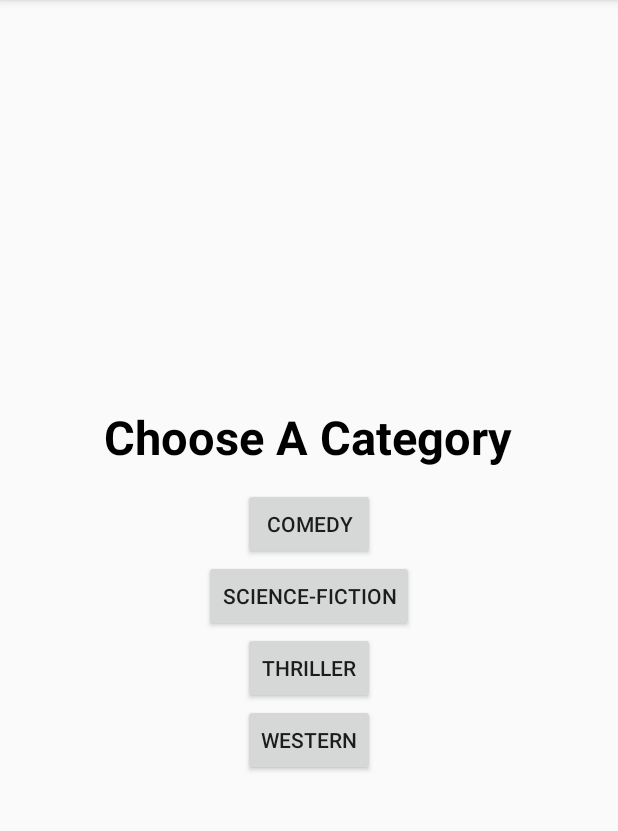
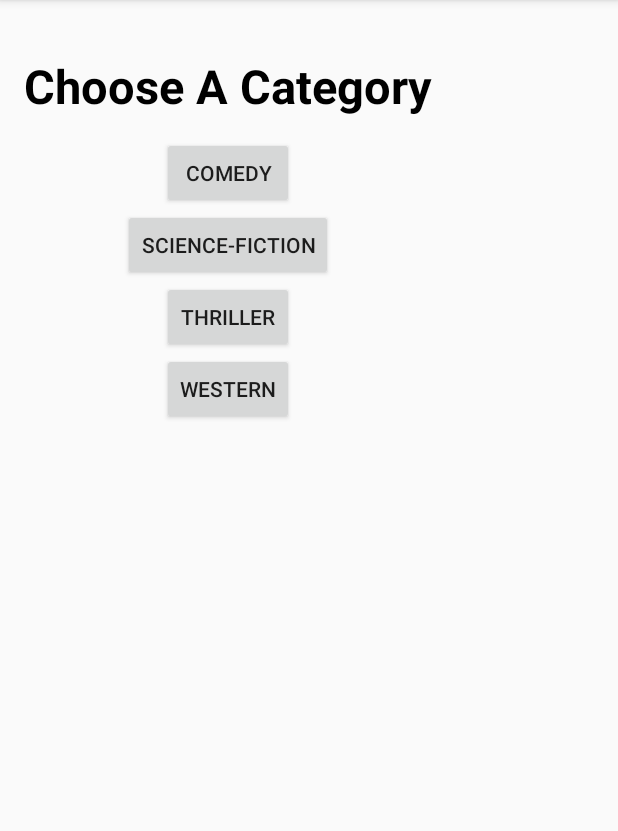
Before and after one commit to RedMercius/PodcastFun, an Android app: the screen it shows after launch (MainActivity), on a phone screen of 412 x 824 dp, the part 84-915 px from its top. Run offline under Robolectric (Android 15) with nearby library versions, the phone set to English and light mode, and no system bars.

Commit message:
Updated layout based on orientation

```diff
--- a/app/src/main/AndroidManifest.xml
+++ b/app/src/main/AndroidManifest.xml
@@ -62,7 +62,8 @@
         <activity
             android:name=".PlayActivity"
             android:label="@string/title_activity_play"
-            android:parentActivityName=".SelectActivity">
+            android:parentActivityName=".SelectActivity"
+            android:configChanges="orientation|screenSize">
             <meta-data
                 android:name="android.support.PARENT_ACTIVITY"
                 android:value="com.RuffinApps.johnnie.oldtimeradio.SelectActivity"/>
--- a/app/src/main/java/com/RuffinApps/johnnie/oldtimeradio/PlayActivity.java
+++ b/app/src/main/java/com/RuffinApps/johnnie/oldtimeradio/PlayActivity.java
@@ -435,11 +435,11 @@ public class PlayActivity extends AppCompatActivity implements MediaPlayer.OnPre
     }
 
     private void cleanup() {
-        playList.add(0, artist, title);
+       /* playList.add(0, artist, title);
         am.abandonAudioFocus(this);
         mc.stopMedia();
         haltRun = true;
-        finish();
+        finish();*/
     }
 
     @Override
--- a/app/src/main/res/layout-hdpi/activity_main.xml
+++ b/app/src/main/res/layout-hdpi/activity_main.xml
@@ -9,8 +9,8 @@
 <RelativeLayout
     xmlns:android="http://schemas.android.com/apk/res/android"
     xmlns:tools="http://schemas.android.com/tools"
-    android:layout_width="match_parent"
-    android:layout_height="match_parent"
+    android:layout_width="wrap_content"
+    android:layout_height="wrap_content"
     android:paddingLeft="@dimen/activity_horizontal_margin"
     android:paddingRight="@dimen/activity_horizontal_margin"
     android:paddingTop="@dimen/activity_vertical_margin"
--- /dev/null
+++ b/app/src/main/res/layout-land-hdpi/activity_main.xml
@@ -0,0 +1,71 @@
+<?xml version="1.0" encoding="utf-8"?>
+<!--
+  ~ Copyright 2015 © Johnnie Ruffin
+  ~
+  ~ Unless required by applicable law or agreed to in writing, software is distributed on an "AS IS" BASIS, WITHOUT WARRANTIES OR CONDITIONS OF ANY KIND, either express or implied.
+  ~
+  -->
+<ScrollView xmlns:android="http://schemas.android.com/apk/res/android"
+    android:layout_width="fill_parent"
+    android:layout_height="fill_parent" >
+
+<RelativeLayout
+    xmlns:android="http://schemas.android.com/apk/res/android"
+    xmlns:tools="http://schemas.android.com/tools"
+    android:layout_width="wrap_content"
+    android:layout_height="wrap_content"
+    android:paddingLeft="@dimen/activity_horizontal_margin"
+    android:paddingRight="@dimen/activity_horizontal_margin"
+    android:paddingBottom="@dimen/activity_vertical_margin"
+    android:gravity="center"
+    tools:context="com.RuffinApps.johnnie.oldtimeradio.MainActivity">
+
+    <TextView
+        android:id="@+id/txtcat"
+        android:layout_centerHorizontal="true"
+        android:layout_width="wrap_content"
+        android:layout_height="wrap_content"
+        android:text="@string/title_category"
+        android:textColor="@color/black"
+        android:textSize="14pt"
+        android:textStyle="bold"/>
+
+    <Button
+        android:id="@+id/comedyButton"
+        android:layout_marginTop="13dp"
+        android:layout_below="@id/txtcat"
+        android:layout_centerHorizontal="true"
+        android:layout_width="wrap_content"
+        android:layout_height="wrap_content"
+        android:text="@string/category_comedy"
+        />
+
+    <Button
+        android:id="@+id/scifiButton"
+        android:layout_below="@id/comedyButton"
+        android:layout_centerHorizontal="true"
+        android:layout_width="wrap_content"
+        android:layout_height="wrap_content"
+        android:text="@string/category_scifi"
+        />
+
+    <Button
+        android:id="@+id/thrillerButton"
+        android:layout_below="@id/scifiButton"
+        android:layout_centerHorizontal="true"
+        android:layout_width="wrap_content"
+        android:layout_height="wrap_content"
+        android:text="@string/category_thriller"
+        />
+
+    <Button
+        android:id="@+id/westernButton"
+        android:layout_below="@id/thrillerButton"
+        android:layout_centerHorizontal="true"
+        android:layout_width="wrap_content"
+        android:layout_height="wrap_content"
+        android:text="@string/category_western"
+        />
+
+</RelativeLayout>
+</ScrollView>
--- /dev/null
+++ b/app/src/main/res/layout-land-mdpi/activity_main.xml
@@ -0,0 +1,73 @@
+<?xml version="1.0" encoding="utf-8"?>
+<!--
+  ~ Copyright 2015 © Johnnie Ruffin
+  ~
+  ~ Unless required by applicable law or agreed to in writing, software is distributed on an "AS IS" BASIS, WITHOUT WARRANTIES OR CONDITIONS OF ANY KIND, either express or implied.
+  ~
+  -->
+
+<RelativeLayout
+    xmlns:android="http://schemas.android.com/apk/res/android"
+    xmlns:tools="http://schemas.android.com/tools"
+    android:layout_width="match_parent"
+    android:layout_height="match_parent"
+    android:paddingLeft="@dimen/activity_horizontal_margin"
+    android:paddingRight="@dimen/activity_horizontal_margin"
+    android:paddingTop="@dimen/activity_vertical_margin"
+    android:paddingBottom="@dimen/activity_vertical_margin"
+    android:gravity="center"
+    tools:context="com.RuffinApps.johnnie.oldtimeradio.MainActivity">
+
+    <TextView
+        android:id="@+id/txtcat"
+        android:layout_marginTop="20dp"
+        android:layout_centerHorizontal="true"
+        android:layout_width="wrap_content"
+        android:layout_height="wrap_content"
+        android:text="@string/title_category"
+        android:textColor="@color/black"
+        android:textSize="25pt"
+        android:textStyle="bold"/>
+
+    <Button
+        android:id="@+id/comedyButton"
+        android:layout_marginTop="30dp"
+        android:layout_below="@id/txtcat"
+        android:layout_centerHorizontal="true"
+        android:layout_width="wrap_content"
+        android:layout_height="wrap_content"
+        android:textSize="17pt"
+        android:text="@string/category_comedy"
+        />
+
+    <Button
+        android:id="@+id/scifiButton"
+        android:layout_below="@id/comedyButton"
+        android:layout_centerHorizontal="true"
+        android:layout_width="wrap_content"
+        android:layout_height="wrap_content"
+        android:textSize="17pt"
+        android:text="@string/category_scifi"
+        />
+
+    <Button
+        android:id="@+id/thrillerButton"
+        android:layout_below="@id/scifiButton"
+        android:layout_centerHorizontal="true"
+        android:layout_width="wrap_content"
+        android:layout_height="wrap_content"
+        android:textSize="17pt"
+        android:text="@string/category_thriller"
+        />
+
+    <Button
+        android:id="@+id/westernButton"
+        android:layout_below="@id/thrillerButton"
+        android:layout_centerHorizontal="true"
+        android:layout_width="wrap_content"
+        android:layout_height="wrap_content"
+        android:textSize="17pt"
+        android:text="@string/category_western"
+        />
+
+</RelativeLayout>
--- /dev/null
+++ b/app/src/main/res/layout-land-xhdpi/activity_main.xml
@@ -0,0 +1,73 @@
+<?xml version="1.0" encoding="utf-8"?>
+<!--
+  ~ Copyright 2015 © Johnnie Ruffin
+  ~
+  ~ Unless required by applicable law or agreed to in writing, software is distributed on an "AS IS" BASIS, WITHOUT WARRANTIES OR CONDITIONS OF ANY KIND, either express or implied.
+  ~
+  -->
+
+<RelativeLayout
+    xmlns:android="http://schemas.android.com/apk/res/android"
+    xmlns:tools="http://schemas.android.com/tools"
+    android:layout_width="match_parent"
+    android:layout_height="match_parent"
+    android:paddingLeft="@dimen/activity_horizontal_margin"
+    android:paddingRight="@dimen/activity_horizontal_margin"
+    android:paddingTop="@dimen/activity_vertical_margin"
+    android:paddingBottom="@dimen/activity_vertical_margin"
+    android:gravity="center"
+    tools:context="com.RuffinApps.johnnie.oldtimeradio.MainActivity">
+
+    <TextView
+        android:id="@+id/txtcat"
+        android:layout_marginTop="100dp"
+        android:layout_centerHorizontal="true"
+        android:layout_width="wrap_content"
+        android:layout_height="wrap_content"
+        android:text="@string/title_category"
+        android:textColor="@color/black"
+        android:textSize="16pt"
+        android:textStyle="bold"/>
+
+    <Button
+        android:id="@+id/comedyButton"
+        android:layout_marginTop="30dp"
+        android:layout_below="@id/txtcat"
+        android:layout_centerHorizontal="true"
+        android:layout_width="wrap_content"
+        android:layout_height="wrap_content"
+        android:textSize="15pt"
+        android:text="@string/category_comedy"
+        />
+
+    <Button
+        android:id="@+id/scifiButton"
+        android:layout_below="@id/comedyButton"
+        android:layout_centerHorizontal="true"
+        android:layout_width="wrap_content"
+        android:layout_height="wrap_content"
+        android:textSize="15pt"
+        android:text="@string/category_scifi"
+        />
+
+    <Button
+        android:id="@+id/thrillerButton"
+        android:layout_below="@id/scifiButton"
+        android:layout_centerHorizontal="true"
+        android:layout_width="wrap_content"
+        android:layout_height="wrap_content"
+        android:textSize="15pt"
+        android:text="@string/category_thriller"
+        />
+
+    <Button
+        android:id="@+id/westernButton"
+        android:layout_below="@id/thrillerButton"
+        android:layout_centerHorizontal="true"
+        android:layout_width="wrap_content"
+        android:layout_height="wrap_content"
+        android:textSize="15pt"
+        android:text="@string/category_western"
+        />
+
+</RelativeLayout>
--- /dev/null
+++ b/app/src/main/res/layout-land-xxhdpi/activity_main.xml
@@ -0,0 +1,73 @@
+<?xml version="1.0" encoding="utf-8"?>
+<!--
+  ~ Copyright 2015 © Johnnie Ruffin
+  ~
+  ~ Unless required by applicable law or agreed to in writing, software is distributed on an "AS IS" BASIS, WITHOUT WARRANTIES OR CONDITIONS OF ANY KIND, either express or implied.
+  ~
+  -->
+
+<RelativeLayout
+    xmlns:android="http://schemas.android.com/apk/res/android"
+    xmlns:tools="http://schemas.android.com/tools"
+    android:layout_width="match_parent"
+    android:layout_height="match_parent"
+    android:paddingLeft="@dimen/activity_horizontal_margin"
+    android:paddingRight="@dimen/activity_horizontal_margin"
+    android:paddingTop="@dimen/activity_vertical_margin"
+    android:paddingBottom="@dimen/activity_vertical_margin"
+    android:gravity="center"
+    tools:context="com.RuffinApps.johnnie.oldtimeradio.MainActivity">
+
+    <TextView
+        android:id="@+id/txtcat"
+        android:layout_marginTop="100dp"
+        android:layout_centerHorizontal="true"
+        android:layout_width="wrap_content"
+        android:layout_height="wrap_content"
+        android:text="@string/title_category"
+        android:textColor="@color/black"
+        android:textSize="16pt"
+        android:textStyle="bold"/>
+
+    <Button
+        android:id="@+id/comedyButton"
+        android:layout_marginTop="10dp"
+        android:layout_below="@id/txtcat"
+        android:layout_centerHorizontal="true"
+        android:layout_width="wrap_content"
+        android:layout_height="wrap_content"
+        android:textSize="13pt"
+        android:text="@string/category_comedy"
+        />
+
+    <Button
+        android:id="@+id/scifiButton"
+        android:layout_below="@id/comedyButton"
+        android:layout_centerHorizontal="true"
+        android:layout_width="wrap_content"
+        android:layout_height="wrap_content"
+        android:textSize="13pt"
+        android:text="@string/category_scifi"
+        />
+
+    <Button
+        android:id="@+id/thrillerButton"
+        android:layout_below="@id/scifiButton"
+        android:layout_centerHorizontal="true"
+        android:layout_width="wrap_content"
+        android:layout_height="wrap_content"
+        android:textSize="13pt"
+        android:text="@string/category_thriller"
+        />
+
+    <Button
+        android:id="@+id/westernButton"
+        android:layout_below="@id/thrillerButton"
+        android:layout_centerHorizontal="true"
+        android:layout_width="wrap_content"
+        android:layout_height="wrap_content"
+        android:textSize="13pt"
+        android:text="@string/category_western"
+        />
+
+</RelativeLayout>
```
Also changed, not shown: app/src/main/java/com/RuffinApps/johnnie/oldtimeradio/CustomList.java (+1 -17 lines), app/src/main/java/com/RuffinApps/johnnie/oldtimeradio/SelectActivity.java (+8 -11 lines), app/src/main/res/layout-land-xhdpi/content_play.xml (added, +115 -0 lines).
